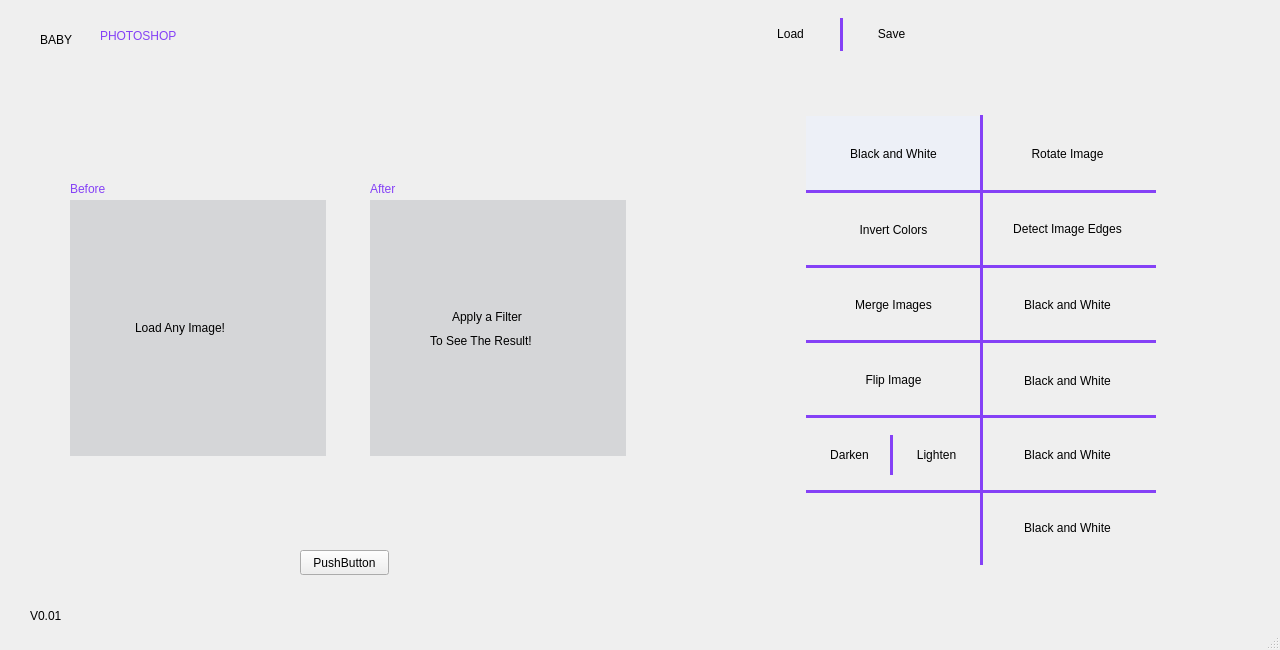
Old version of the form mainwindow.ui in the repository MoEhab27/BabyPhotoshop.
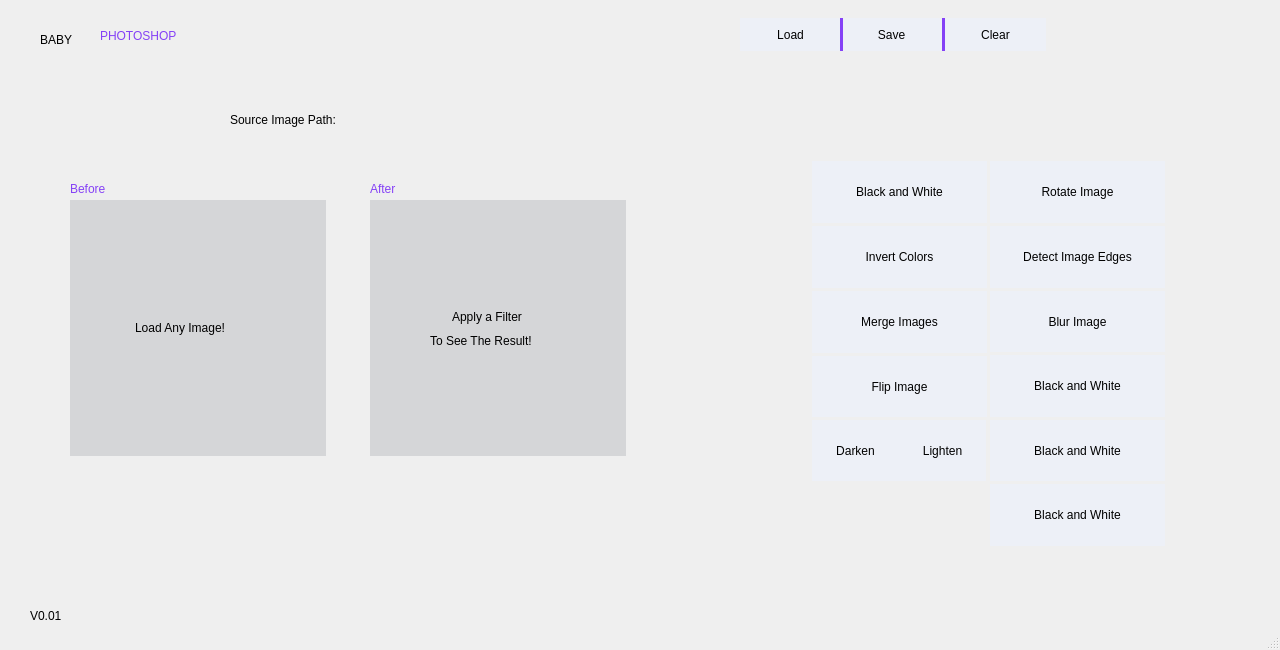
New version of the form. Icons and pictures are not drawn.

Commit message: added clear btn

```diff
--- a/mainwindow.ui
+++ b/mainwindow.ui
@@ -26,13 +26,26 @@
     <property name="geometry">
      <rect>
       <x>740</x>
-      <y>15</y>
+      <y>18</y>
       <width>101</width>
-      <height>38</height>
+      <height>33</height>
      </rect>
     </property>
     <property name="styleSheet">
-     <string notr="true">font: 15pt &quot;Gilroy-SemiBold&quot;;</string>
+     <string notr="true">QPushButton {
+    background-color: rgb(237, 240, 247);
+border: 0px solid black;
+font: 13pt &quot;Gilroy-SemiBold&quot;;
+}
+QPushButton:hover {
+    background-color: rgb(133, 65, 246);
+	font: 13pt &quot;Gilroy-SemiBold&quot;;
+	color: rgb(255, 255, 255);
+}
+
+QPushButton:pressed {
+    background-color: rgb(163, 164, 166);     
+}</string>
     </property>
     <property name="text">
      <string>Load</string>
@@ -57,10 +70,10 @@
    <widget class="QLabel" name="label">
     <property name="geometry">
      <rect>
-      <x>480</x>
-      <y>90</y>
+      <x>350</x>
+      <y>110</y>
       <width>311</width>
-      <height>51</height>
+      <height>20</height>
      </rect>
     </property>
     <property name="text">
@@ -70,10 +83,10 @@
    <widget class="QPushButton" name="BW">
     <property name="geometry">
      <rect>
-      <x>806</x>
-      <y>116</y>
+      <x>812</x>
+      <y>161</y>
       <width>175</width>
-      <height>75</height>
+      <height>62</height>
      </rect>
     </property>
     <property name="styleSheet">
@@ -101,13 +114,26 @@
     <property name="geometry">
      <rect>
       <x>841</x>
-      <y>15</y>
+      <y>18</y>
       <width>101</width>
-      <height>38</height>
+      <height>33</height>
      </rect>
     </property>
     <property name="styleSheet">
-     <string notr="true">font: 15pt &quot;Gilroy-SemiBold&quot;;</string>
+     <string notr="true">QPushButton {
+    background-color: rgb(237, 240, 247);
+border: 0px solid black;
+font: 13pt &quot;Gilroy-SemiBold&quot;;
+}
+QPushButton:hover {
+    background-color: rgb(133, 65, 246);
+	font: 13pt &quot;Gilroy-SemiBold&quot;;
+	color: rgb(255, 255, 255);
+}
+
+QPushButton:pressed {
+    background-color: rgb(163, 164, 166);     
+}</string>
     </property>
     <property name="text">
      <string>Save</string>
@@ -119,14 +145,25 @@
    <widget class="QPushButton" name="invert_btn">
     <property name="geometry">
      <rect>
-      <x>806</x>
-      <y>192</y>
+      <x>812</x>
+      <y>226</y>
       <width>175</width>
-      <height>75</height>
+      <height>62</height>
      </rect>
     </property>
     <property name="styleSheet">
-     <string notr="true">font: 13pt &quot;Gilroy-Regular&quot;;</string>
+     <string notr="true">QPushButton {
+    background-color: rgb(237, 240, 247);
+border: 0px solid black;
+font: 13pt &quot;Gilroy-Regular&quot;;
+}
+QPushButton:hover {
+    background-color: rgb(213, 214, 216);
+}
+
+QPushButton:pressed {
+    background-color: rgb(163, 164, 166);     
+}</string>
     </property>
     <property name="text">
      <string>Invert Colors</string>
@@ -138,14 +175,25 @@
    <widget class="QPushButton" name="merge_btn">
     <property name="geometry">
      <rect>
-      <x>806</x>
-      <y>267</y>
+      <x>812</x>
+      <y>291</y>
       <width>175</width>
-      <height>75</height>
+      <height>62</height>
      </rect>
     </property>
     <property name="styleSheet">
-     <string notr="true">font: 13pt &quot;Gilroy-Regular&quot;;</string>
+     <string notr="true">QPushButton {
+    background-color: rgb(237, 240, 247);
+border: 0px solid black;
+font: 13pt &quot;Gilroy-Regular&quot;;
+}
+QPushButton:hover {
+    background-color: rgb(213, 214, 216);
+}
+
+QPushButton:pressed {
+    background-color: rgb(163, 164, 166);     
+}</string>
     </property>
     <property name="text">
      <string>Merge Images</string>
@@ -157,14 +205,25 @@
    <widget class="QPushButton" name="BW_4">
     <property name="geometry">
      <rect>
-      <x>980</x>
-      <y>340</y>
+      <x>990</x>
+      <y>355</y>
       <width>175</width>
-      <height>81</height>
+      <height>62</height>
      </rect>
     </property>
     <property name="styleSheet">
-     <string notr="true">font: 13pt &quot;Gilroy-Regular&quot;;</string>
+     <string notr="true">QPushButton {
+    background-color: rgb(237, 240, 247);
+border: 0px solid black;
+font: 13pt &quot;Gilroy-Regular&quot;;
+}
+QPushButton:hover {
+    background-color: rgb(213, 214, 216);
+}
+
+QPushButton:pressed {
+    background-color: rgb(163, 164, 166);     
+}</string>
     </property>
     <property name="text">
      <string>Black and White</string>
@@ -176,14 +235,25 @@
    <widget class="QPushButton" name="flip_btn">
     <property name="geometry">
      <rect>
-      <x>806</x>
-      <y>342</y>
+      <x>812</x>
+      <y>356</y>
       <width>175</width>
-      <height>75</height>
+      <height>61</height>
      </rect>
     </property>
     <property name="styleSheet">
-     <string notr="true">font: 13pt &quot;Gilroy-Regular&quot;;</string>
+     <string notr="true">QPushButton {
+    background-color: rgb(237, 240, 247);
+border: 0px solid black;
+font: 13pt &quot;Gilroy-Regular&quot;;
+}
+QPushButton:hover {
+    background-color: rgb(213, 214, 216);
+}
+
+QPushButton:pressed {
+    background-color: rgb(163, 164, 166);     
+}</string>
     </property>
     <property name="text">
      <string>Flip Image</string>
@@ -195,14 +265,25 @@
    <widget class="QPushButton" name="detect_btn">
     <property name="geometry">
      <rect>
-      <x>980</x>
-      <y>191</y>
+      <x>990</x>
+      <y>226</y>
       <width>175</width>
-      <height>75</height>
+      <height>62</height>
      </rect>
     </property>
     <property name="styleSheet">
-     <string notr="true">font: 13pt &quot;Gilroy-Regular&quot;;</string>
+     <string notr="true">QPushButton {
+    background-color: rgb(237, 240, 247);
+border: 0px solid black;
+font: 13pt &quot;Gilroy-Regular&quot;;
+}
+QPushButton:hover {
+    background-color: rgb(213, 214, 216);
+}
+
+QPushButton:pressed {
+    background-color: rgb(163, 164, 166);     
+}</string>
     </property>
     <property name="text">
      <string>Detect Image Edges</string>
@@ -214,14 +295,25 @@
    <widget class="QPushButton" name="darken_btn">
     <property name="geometry">
      <rect>
-      <x>806</x>
-      <y>417</y>
+      <x>812</x>
+      <y>420</y>
       <width>87</width>
-      <height>75</height>
+      <height>61</height>
      </rect>
     </property>
     <property name="styleSheet">
-     <string notr="true">font: 13pt &quot;Gilroy-Regular&quot;;</string>
+     <string notr="true">QPushButton {
+    background-color: rgb(237, 240, 247);
+border: 0px solid black;
+font: 13pt &quot;Gilroy-Regular&quot;;
+}
+QPushButton:hover {
+    background-color: rgb(213, 214, 216);
+}
+
+QPushButton:pressed {
+    background-color: rgb(163, 164, 166);     
+}</string>
     </property>
     <property name="text">
      <string>Darken</string>
@@ -233,17 +325,28 @@
    <widget class="QPushButton" name="BW_8">
     <property name="geometry">
      <rect>
-      <x>980</x>
-      <y>267</y>
+      <x>990</x>
+      <y>291</y>
       <width>175</width>
-      <height>75</height>
+      <height>61</height>
      </rect>
     </property>
     <property name="styleSheet">
-     <string notr="true">font: 13pt &quot;Gilroy-Regular&quot;;</string>
+     <string notr="true">QPushButton {
+    background-color: rgb(237, 240, 247);
+border: 0px solid black;
+font: 13pt &quot;Gilroy-Regular&quot;;
+}
+QPushButton:hover {
+    background-color: rgb(213, 214, 216);
+}
+
+QPushButton:pressed {
+    background-color: rgb(163, 164, 166);     
+}</string>
     </property>
     <property name="text">
-     <string>Black and White</string>
+     <string>Blur Image</string>
     </property>
     <property name="flat">
      <bool>true</bool>
@@ -252,14 +355,25 @@
    <widget class="QPushButton" name="BW_9">
     <property name="geometry">
      <rect>
-      <x>980</x>
-      <y>417</y>
+      <x>990</x>
+      <y>420</y>
       <width>175</width>
-      <height>75</height>
+      <height>61</height>
      </rect>
     </property>
     <property name="styleSheet">
-     <string notr="true">font: 13pt &quot;Gilroy-Regular&quot;;</string>
+     <string notr="true">QPushButton {
+    background-color: rgb(237, 240, 247);
+border: 0px solid black;
+font: 13pt &quot;Gilroy-Regular&quot;;
+}
+QPushButton:hover {
+    background-color: rgb(213, 214, 216);
+}
+
+QPushButton:pressed {
+    background-color: rgb(163, 164, 166);     
+}</string>
     </property>
     <property name="text">
      <string>Black and White</string>
@@ -271,14 +385,25 @@
    <widget class="QPushButton" name="lighten_btn">
     <property name="geometry">
      <rect>
-      <x>893</x>
-      <y>417</y>
+      <x>899</x>
+      <y>420</y>
       <width>87</width>
-      <height>75</height>
+      <height>61</height>
      </rect>
     </property>
     <property name="styleSheet">
-     <string notr="true">font: 13pt &quot;Gilroy-Regular&quot;;</string>
+     <string notr="true">QPushButton {
+    background-color: rgb(237, 240, 247);
+border: 0px solid black;
+font: 13pt &quot;Gilroy-Regular&quot;;
+}
+QPushButton:hover {
+    background-color: rgb(213, 214, 216);
+}
+
+QPushButton:pressed {
+    background-color: rgb(163, 164, 166);     
+}</string>
     </property>
     <property name="text">
      <string>Lighten</string>
@@ -290,14 +415,25 @@
    <widget class="QPushButton" name="rotate_btn">
     <property name="geometry">
      <rect>
-      <x>980</x>
-      <y>116</y>
+      <x>990</x>
+      <y>161</y>
       <width>175</width>
-      <height>75</height>
+      <height>62</height>
      </rect>
     </property>
     <property name="styleSheet">
-     <string notr="true">font: 13pt &quot;Gilroy-Regular&quot;;</string>
+     <string notr="true">QPushButton {
+    background-color: rgb(237, 240, 247);
+border: 0px solid black;
+font: 13pt &quot;Gilroy-Regular&quot;;
+}
+QPushButton:hover {
+    background-color: rgb(213, 214, 216);
+}
+
+QPushButton:pressed {
+    background-color: rgb(163, 164, 166);     
+}</string>
     </property>
     <property name="text">
      <string>Rotate Image</string>
@@ -339,14 +475,25 @@
    <widget class="QPushButton" name="BW_12">
     <property name="geometry">
      <rect>
-      <x>980</x>
-      <y>490</y>
+      <x>990</x>
+      <y>484</y>
       <width>175</width>
-      <height>75</height>
+      <height>62</height>
      </rect>
     </property>
     <property name="styleSheet">
-     <string notr="true">font: 13pt &quot;Gilroy-Regular&quot;;</string>
+     <string notr="true">QPushButton {
+    background-color: rgb(237, 240, 247);
+border: 0px solid black;
+font: 13pt &quot;Gilroy-Regular&quot;;
+}
+QPushButton:hover {
+    background-color: rgb(213, 214, 216);
+}
+
+QPushButton:pressed {
+    background-color: rgb(163, 164, 166);     
+}</string>
     </property>
     <property name="text">
      <string>Black and White</string>
@@ -355,19 +502,6 @@
      <bool>true</bool>
     </property>
    </widget>
-   <widget class="QPushButton" name="pushButton_2">
-    <property name="geometry">
-     <rect>
-      <x>300</x>
-      <y>550</y>
-      <width>89</width>
-      <height>25</height>
-     </rect>
-    </property>
-    <property name="text">
-     <string>PushButton</string>
-    </property>
-   </widget>
    <widget class="QLabel" name="label_4">
     <property name="geometry">
      <rect>
@@ -515,118 +649,6 @@
      <string>To See The Result!</string>
     </property>
    </widget>
-   <widget class="Line" name="line">
-    <property name="geometry">
-     <rect>
-      <x>980</x>
-      <y>115</y>
-      <width>3</width>
-      <height>450</height>
-     </rect>
-    </property>
-    <property name="styleSheet">
-     <string notr="true">border: 2px solid rgb(133, 65, 246);</string>
-    </property>
-    <property name="orientation">
-     <enum>Qt::Vertical</enum>
-    </property>
-   </widget>
-   <widget class="Line" name="line_4">
-    <property name="geometry">
-     <rect>
-      <x>806</x>
-      <y>190</y>
-      <width>350</width>
-      <height>3</height>
-     </rect>
-    </property>
-    <property name="styleSheet">
-     <string notr="true">border: 2px solid rgb(133, 65, 246);</string>
-    </property>
-    <property name="orientation">
-     <enum>Qt::Horizontal</enum>
-    </property>
-   </widget>
-   <widget class="Line" name="line_5">
-    <property name="geometry">
-     <rect>
-      <x>806</x>
-      <y>265</y>
-      <width>350</width>
-      <height>3</height>
-     </rect>
-    </property>
-    <property name="styleSheet">
-     <string notr="true">border: 2px solid rgb(133, 65, 246);</string>
-    </property>
-    <property name="orientation">
-     <enum>Qt::Horizontal</enum>
-    </property>
-   </widget>
-   <widget class="Line" name="line_6">
-    <property name="geometry">
-     <rect>
-      <x>806</x>
-      <y>340</y>
-      <width>350</width>
-      <height>3</height>
-     </rect>
-    </property>
-    <property name="styleSheet">
-     <string notr="true">border: 2px solid rgb(133, 65, 246);</string>
-    </property>
-    <property name="orientation">
-     <enum>Qt::Horizontal</enum>
-    </property>
-   </widget>
-   <widget class="Line" name="line_7">
-    <property name="geometry">
-     <rect>
-      <x>806</x>
-      <y>415</y>
-      <width>350</width>
-      <height>3</height>
-     </rect>
-    </property>
-    <property name="styleSheet">
-     <string notr="true">border: 2px solid rgb(133, 65, 246);</string>
-    </property>
-    <property name="orientation">
-     <enum>Qt::Horizontal</enum>
-    </property>
-   </widget>
-   <widget class="Line" name="line_8">
-    <property name="geometry">
-     <rect>
-      <x>806</x>
-      <y>490</y>
-      <width>350</width>
-      <height>3</height>
-     </rect>
-    </property>
-    <property name="styleSheet">
-     <string notr="true">border: 2px solid rgb(133, 65, 246);</string>
-    </property>
-    <property name="orientation">
-     <enum>Qt::Horizontal</enum>
-    </property>
-   </widget>
-   <widget class="Line" name="line_2">
-    <property name="geometry">
-     <rect>
-      <x>890</x>
-      <y>435</y>
-      <width>3</width>
-      <height>40</height>
-     </rect>
-    </property>
-    <property name="styleSheet">
-     <string notr="true">border: 2px solid rgb(133, 65, 246);</string>
-    </property>
-    <property name="orientation">
-     <enum>Qt::Vertical</enum>
-    </property>
-   </widget>
    <widget class="Line" name="line_3">
     <property name="geometry">
      <rect>
@@ -643,6 +665,65 @@
      <enum>Qt::Vertical</enum>
     </property>
    </widget>
+   <widget class="QPushButton" name="clear_btn">
+    <property name="geometry">
+     <rect>
+      <x>945</x>
+      <y>18</y>
+      <width>101</width>
+      <height>33</height>
+     </rect>
+    </property>
+    <property name="styleSheet">
+     <string notr="true">QPushButton {
+    background-color: rgb(237, 240, 247);
+border: 0px solid black;
+font: 13pt &quot;Gilroy-SemiBold&quot;;
+}
+QPushButton:hover {
+    background-color: rgb(133, 65, 246);
+	font: 13pt &quot;Gilroy-SemiBold&quot;;
+	color: rgb(255, 255, 255);
+}
+
+QPushButton:pressed {
+    background-color: rgb(163, 164, 166);     
+}
+</string>
+    </property>
+    <property name="text">
+     <string>Clear</string>
+    </property>
+   </widget>
+   <widget class="Line" name="line_4">
+    <property name="geometry">
+     <rect>
+      <x>942</x>
+      <y>18</y>
+      <width>3</width>
+      <height>33</height>
+     </rect>
+    </property>
+    <property name="styleSheet">
+     <string notr="true">border: 2px solid rgb(133, 65, 246);</string>
+    </property>
+    <property name="orientation">
+     <enum>Qt::Vertical</enum>
+    </property>
+   </widget>
+   <widget class="QLabel" name="label_6">
+    <property name="geometry">
+     <rect>
+      <x>230</x>
+      <y>110</y>
+      <width>141</width>
+      <height>20</height>
+     </rect>
+    </property>
+    <property name="text">
+     <string>Source Image Path:</string>
+    </property>
+   </widget>
    <zorder>widget_2</zorder>
    <zorder>atext2</zorder>
    <zorder>atext1</zorder>
```
Left out of the diff: 13 changed lines with no effect on the pictures. The commit also changes 10 other files.
